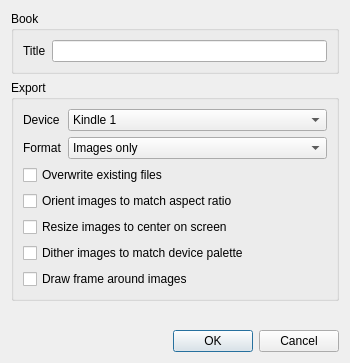
Old version of the form mangle/resource/ui/options.ui in the repository FooSoft/mangle.
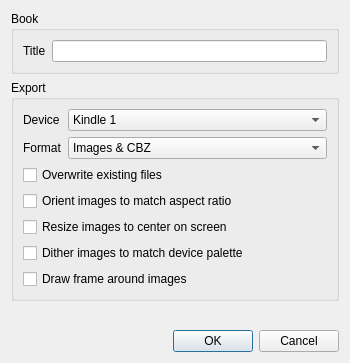
New version of the form.

What changed in the file:
```diff
--- a/mangle/resource/ui/options.ui
+++ b/mangle/resource/ui/options.ui
@@ -97,6 +97,11 @@
         </item>
         <item row="1" column="1">
          <widget class="QComboBox" name="comboBoxFormat">
+          <item>
+           <property name="text">
+            <string>Images &amp; CBZ</string>
+           </property>
+          </item>
           <item>
            <property name="text">
             <string>Images only</string>
```
Left out of the diff: 5 changed lines with no effect on the pictures.
